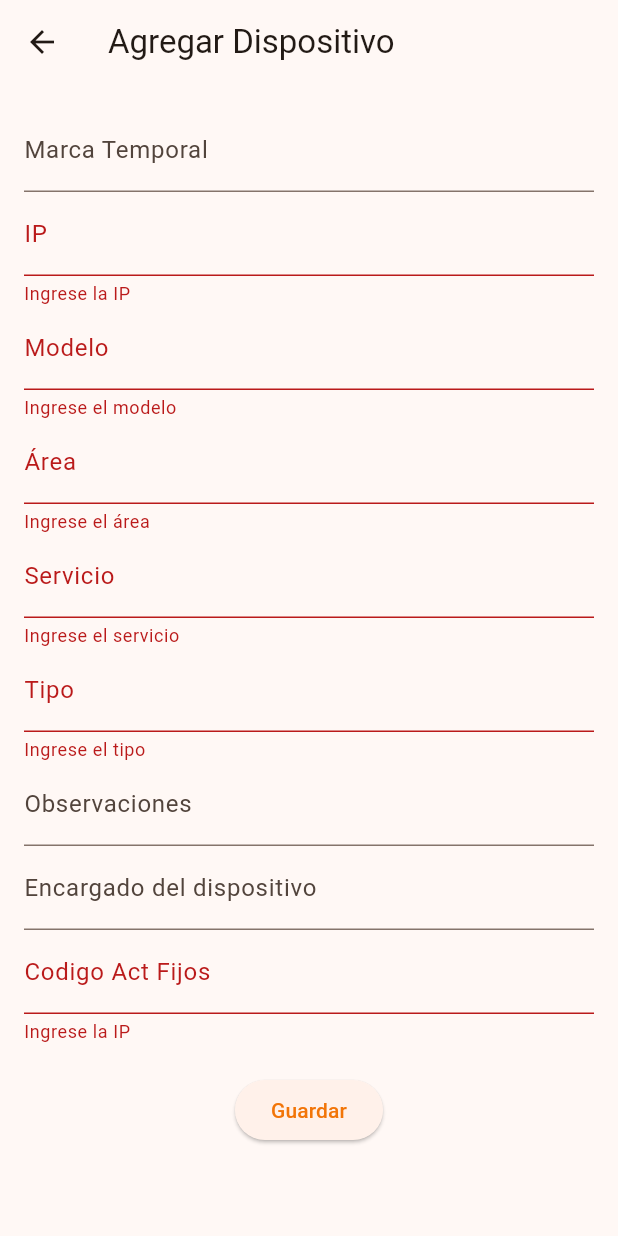
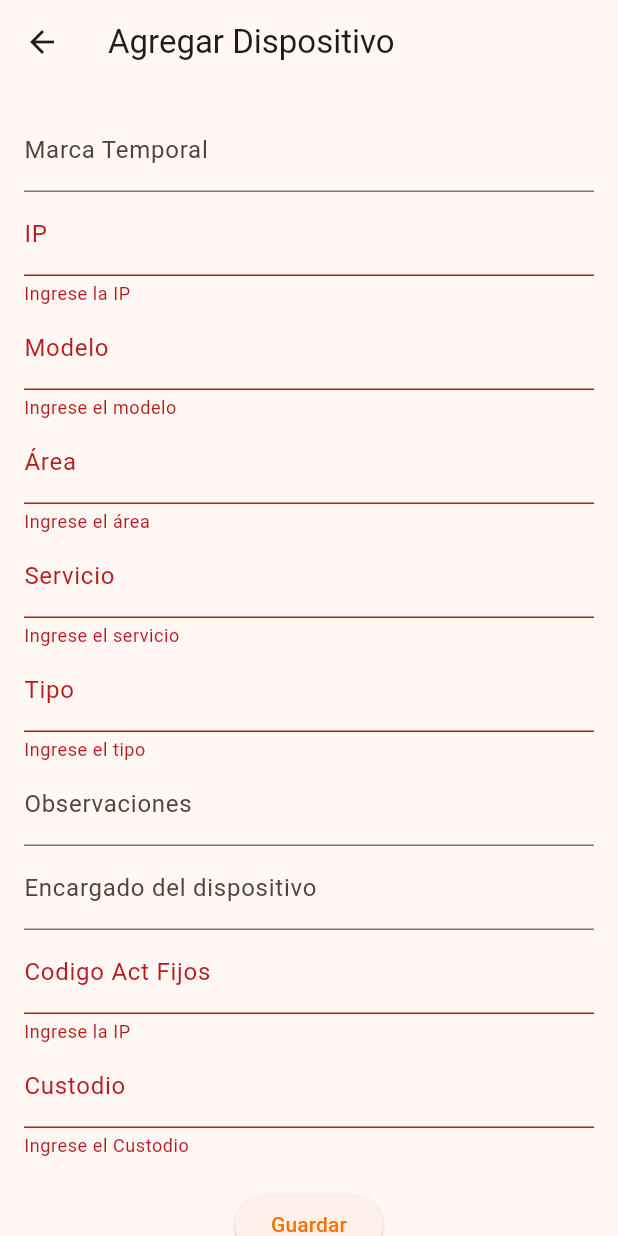
Before and after one commit to jdgaleas1/GAD, a Flutter app: the AgregarDispositivoScreen screen opened directly, after a tap on "Guardar", on a phone screen of 412 x 824 dp. Run offline on Flutter 3.47's test engine with Material 3 defaults, Android fonts, the phone set to English and light mode, and no system bars; our stand-ins replace cloud_firestore, file_picker, firebase_core; missing offline and left inert: excel; accounts and stored records are empty.

Commit message:
Custodio

```diff
--- a/lib/Model/Dispositivos-PC-model.dart
+++ b/lib/Model/Dispositivos-PC-model.dart
@@ -16,7 +16,7 @@ class Dispositivos {
   String encargado;
   String codigoActFijosDispositivos;
   String observaciones;
-
+  String custodio;
 
   Dispositivos({
     required this.marcaTemporal,
@@ -28,6 +28,7 @@ class Dispositivos {
     required this.encargado,
     required this.codigoActFijosDispositivos,
     required this.observaciones,
+    required this.custodio,
   });
 
   factory Dispositivos.fromJson(Map<String, dynamic> json) => Dispositivos(
@@ -40,7 +41,7 @@ class Dispositivos {
         encargado: json["encargado"] ?? '',
         codigoActFijosDispositivos: json["codigo Act Fijos"] ?? '',
         observaciones: json["Observaciones"] ?? '',
-
+        custodio: json["Custodio"] ?? '',
       );
 
   Map<String, dynamic> toJson() => {
@@ -50,8 +51,9 @@ class Dispositivos {
         "Área": area,
         "Servicio": servicio,
         "Tipo": tipo,
-        "encargado":encargado,
+        "encargado": encargado,
         "codigo Act Fijos": codigoActFijosDispositivos,
         "Observaciones": observaciones,
+        "Custodio": custodio,
       };
 }
--- a/lib/Service/importar-exportar.dart
+++ b/lib/Service/importar-exportar.dart
@@ -9,7 +9,8 @@ import 'package:path_provider/path_provider.dart'; // Para obtener el directorio
 
 class ImportarExportar {
   final InventarioService _inventarioService = InventarioService();
-  final InventarioServiceDispositivos _inventarioServiceDispositivos = InventarioServiceDispositivos();
+  final InventarioServiceDispositivos _inventarioServiceDispositivos =
+      InventarioServiceDispositivos();
 
   // Función para verificar si todas las celdas de una fila están vacías
   bool _esFilaVacia(List<Data?> row) {
@@ -66,7 +67,8 @@ Future<void> seleccionarArchivoExcel() async {
         }
 
         // Procesar la segunda hoja: Dispositivos
-      var sheetDispositivos = excel.tables[excel.tables.keys.elementAt(1)]!.rows;
+        var sheetDispositivos =
+            excel.tables[excel.tables.keys.elementAt(1)]!.rows;
         for (var row in sheetDispositivos.skip(1)) {
           if (_esFilaVacia(row)) {
             break;
@@ -81,23 +83,24 @@ Future<void> seleccionarArchivoExcel() async {
             encargado: row[6]?.value.toString() ?? '',
             codigoActFijosDispositivos: row[7]?.value.toString() ?? '',
             observaciones: row[8]?.value.toString() ?? '',
-
+            custodio: row[9]?.value.toString() ?? '',
           );
-        await _inventarioServiceDispositivos.guardarInventario(nuevoDispositivo);
+          await _inventarioServiceDispositivos
+              .guardarInventario(nuevoDispositivo);
         }
       }
     }
   }
 
-
   Future<void> exportarDatosExcel() async {
     // Recuperar los datos de Firestore
-  List<InventarioPCs> inventarioData = await _inventarioService.obtenerInventario();
-  List<Dispositivos> dispositivosData = await _inventarioServiceDispositivos.obtenerInventario();
+    List<InventarioPCs> inventarioData =
+        await _inventarioService.obtenerInventario();
+    List<Dispositivos> dispositivosData =
+        await _inventarioServiceDispositivos.obtenerInventario();
 
     // Crear un archivo Excel
     var excel = Excel.createExcel();
-
 
     // Primera hoja: Inventario de PCs
     Sheet sheetPC = excel['Inventario PCs'];
@@ -122,6 +125,7 @@ Future<void> exportarDatosExcel() async {
       'Programas y Licencias',
       'IP restringidas',
       'Observaciones'
+          'Custodio'
     ]);
 
     // Llenar las filas con los datos del inventario de PCs
@@ -159,7 +163,10 @@ Future<void> exportarDatosExcel() async {
       'Área',
       'Servicio',
       'Tipo',
+      "encargado"
+          "codigo Act Fijos"
           'Observaciones',
+      'Custodio',
     ]);
 
     // Llenar las filas con los datos de los dispositivos
@@ -171,14 +178,18 @@ Future<void> exportarDatosExcel() async {
         dispositivo.area,
         dispositivo.servicio,
         dispositivo.tipo,
+        dispositivo.encargado,
+        dispositivo.codigoActFijosDispositivos,
         dispositivo.observaciones,
+        dispositivo.custodio,
       ]);
     }
 
     // Obtener el directorio de Descargas
     Directory? downloadsDirectory = await getExternalStorageDirectory();
     if (downloadsDirectory != null) {
-    String filePath = '${downloadsDirectory.path}/InventarioPCsYDispositivos.xlsx';
+      String filePath =
+          '${downloadsDirectory.path}/InventarioPCsYDispositivos.xlsx';
 
       // Guardar el archivo Excel
       File(filePath)
@@ -190,5 +201,4 @@ Future<void> exportarDatosExcel() async {
       print('No se pudo obtener el directorio de Descargas.');
     }
   }
-
 }
--- a/lib/View/Dispositivos-PCS.dart
+++ b/lib/View/Dispositivos-PCS.dart
@@ -19,8 +19,9 @@ class _AgregarDispositivoScreenState extends State<AgregarDispositivoScreen> {
   final observacionesController = TextEditingController();
   final marcaTemporalController = TextEditingController();
   final ipController = TextEditingController();
-  final encargadoController =TextEditingController();
+  final encargadoController = TextEditingController();
   final codigoActFijosDispositivosController = TextEditingController();
+  final custodioController = TextEditingController();
 
   // Instancia del servicio
   final InventarioServiceDispositivos _inventarioService =
@@ -38,11 +39,13 @@ class _AgregarDispositivoScreenState extends State<AgregarDispositivoScreen> {
           child: Form(
             key: _formKey,
             child: Column(
-              crossAxisAlignment: CrossAxisAlignment.start, // Alineación izquierda
+              crossAxisAlignment:
+                  CrossAxisAlignment.start, // Alineación izquierda
               children: [
                 TextFormField(
                   controller: marcaTemporalController,
-                  decoration: const InputDecoration(labelText: 'Marca Temporal'),
+                  decoration:
+                      const InputDecoration(labelText: 'Marca Temporal'),
                 ),
                 TextFormField(
                   controller: ipController,
@@ -100,14 +103,26 @@ class _AgregarDispositivoScreenState extends State<AgregarDispositivoScreen> {
                 ),
                 TextFormField(
                   controller: encargadoController,
-                  decoration: const InputDecoration(labelText: 'Encargado del dispositivo'),
+                  decoration: const InputDecoration(
+                      labelText: 'Encargado del dispositivo'),
                 ),
                 TextFormField(
                   controller: codigoActFijosDispositivosController,
-                  decoration: const InputDecoration(labelText: 'Codigo Act Fijos'),
+                  decoration:
+                      const InputDecoration(labelText: 'Codigo Act Fijos'),
                   validator: (value) {
                     if (value == null || value.isEmpty) {
                       return 'Ingrese la IP';
+                    }
+                    return null;
+                  },
+                ),
+                TextFormField(
+                  controller: custodioController,
+                  decoration: const InputDecoration(labelText: 'Custodio'),
+                  validator: (value) {
+                    if (value == null || value.isEmpty) {
+                      return 'Ingrese el Custodio';
                     }
                     return null;
                   },
@@ -129,9 +144,10 @@ class _AgregarDispositivoScreenState extends State<AgregarDispositivoScreen> {
                           servicio: servicioController.text,
                           tipo: tipoController.text,
                           encargado: encargadoController.text,
-                          codigoActFijosDispositivos: codigoActFijosDispositivosController.text,
+                          codigoActFijosDispositivos:
+                              codigoActFijosDispositivosController.text,
                           observaciones: observacionesController.text,
-
+                          custodio: custodioController.text,
                         );
 
                         // Llamar al servicio para guardar el dispositivo
@@ -140,7 +156,8 @@ class _AgregarDispositivoScreenState extends State<AgregarDispositivoScreen> {
 
                         // Mostrar mensaje de éxito y regresar a la pantalla anterior
                         ScaffoldMessenger.of(context).showSnackBar(
-                          const SnackBar(content: Text('Dispositivo guardado con éxito')),
+                          const SnackBar(
+                              content: Text('Dispositivo guardado con éxito')),
                         );
                         Navigator.pop(context);
                       }
--- a/lib/View/home-dispositivos.dart
+++ b/lib/View/home-dispositivos.dart
@@ -41,6 +41,7 @@ class InventarioTabla extends StatelessWidget {
                 DataColumn(label: Text('Encargado')),
                 DataColumn(label: Text('Codigo Act Fijos Dispositivos')),
                 DataColumn(label: Text('Observaciones')),
+                DataColumn(label: Text('Custodio')),
                 DataColumn(label: Text('Acciones')), // Columna para acciones
               ],
               rows: snapshot.data!.map((inventario) {
@@ -54,7 +55,7 @@ class InventarioTabla extends StatelessWidget {
                   DataCell(Text(inventario.encargado)),
                   DataCell(Text(inventario.codigoActFijosDispositivos)),
                   DataCell(Text(inventario.observaciones)),
-
+                  DataCell(Text(inventario.custodio)),
                   DataCell(
                     Row(
                       children: [
@@ -83,17 +84,15 @@ class InventarioTabla extends StatelessWidget {
   }
 
   // Función para mostrar el formulario de edición
-  void _mostrarFormularioEditar(
-      BuildContext context, Dispositivos inventario) {
+  void _mostrarFormularioEditar(BuildContext context, Dispositivos inventario) {
     // Abre una nueva página o muestra un formulario en un diálogo para editar los datos.
     showDialog(
       context: context,
       builder: (BuildContext context) {
-                final marcaTemporalController =
+        final marcaTemporalController =
             TextEditingController(text: inventario.marcaTemporal);
         final ipController = TextEditingController(text: inventario.ip);
-        final modeloController =
-            TextEditingController(text: inventario.modelo);
+        final modeloController = TextEditingController(text: inventario.modelo);
         final areaController = TextEditingController(text: inventario.area);
         final servicioController =
             TextEditingController(text: inventario.servicio);
@@ -104,7 +103,8 @@ class InventarioTabla extends StatelessWidget {
             TextEditingController(text: inventario.codigoActFijosDispositivos);
         final observacionesController =
             TextEditingController(text: inventario.observaciones);
-
+        final custodioController =
+            TextEditingController(text: inventario.custodio);
 
         return AlertDialog(
           title: const Text('Editar Dispositivo'),
@@ -113,7 +113,8 @@ class InventarioTabla extends StatelessWidget {
               children: [
                 TextField(
                   controller: marcaTemporalController,
-                  decoration: const InputDecoration(labelText: 'Marca Temporal'),
+                  decoration:
+                      const InputDecoration(labelText: 'Marca Temporal'),
                 ),
                 TextField(
                   controller: ipController,
@@ -141,11 +142,16 @@ class InventarioTabla extends StatelessWidget {
                 ),
                 TextField(
                   controller: codigoActFijosDispositivosController,
-                  decoration: const InputDecoration(labelText: 'Codigo Act Fijos'),
+                  decoration:
+                      const InputDecoration(labelText: 'Codigo Act Fijos'),
                 ),
                 TextField(
                   controller: observacionesController,
                   decoration: const InputDecoration(labelText: 'Observaciones'),
+                ),
+                TextField(
+                  controller: custodioController,
+                  decoration: const InputDecoration(labelText: 'Custodio'),
                 ),
               ],
             ),
@@ -169,9 +175,10 @@ class InventarioTabla extends StatelessWidget {
                   servicio: servicioController.text,
                   tipo: tipoController.text,
                   encargado: encargadoController.text,
-                  codigoActFijosDispositivos: codigoActFijosDispositivosController.text,
+                  codigoActFijosDispositivos:
+                      codigoActFijosDispositivosController.text,
                   observaciones: observacionesController.text,
-
+                  custodio: custodioController.text,
                 );
                 await _inventarioService.actualizarDispositivo(actualizado);
                 Navigator.of(context).pop(); // Cerrar el diálogo
@@ -184,15 +191,14 @@ class InventarioTabla extends StatelessWidget {
   }
 
   // Función para confirmar y eliminar el dispositivo
-  void _confirmarEliminar(
-      BuildContext context, Dispositivos inventario) {
+  void _confirmarEliminar(BuildContext context, Dispositivos inventario) {
     showDialog(
       context: context,
       builder: (BuildContext context) {
         return AlertDialog(
           title: const Text('Confirmar eliminación'),
-          content:
-              const Text('¿Estás seguro de que deseas eliminar este dispositivo?'),
+          content: const Text(
+              '¿Estás seguro de que deseas eliminar este dispositivo?'),
           actions: [
             TextButton(
               child: const Text('Cancelar'),
```
Lines whose indentation alone changed are shown as unchanged.
